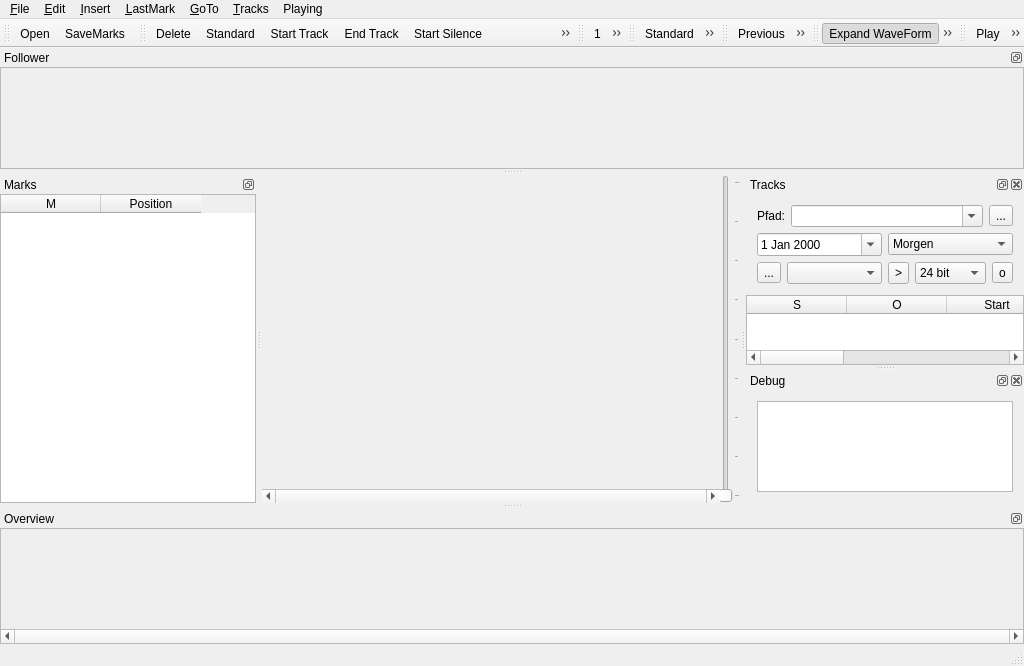
Before: the Qt Designer form mainwindow.ui in audioprog/RecMasterNCutter, drawn with Qt 5.
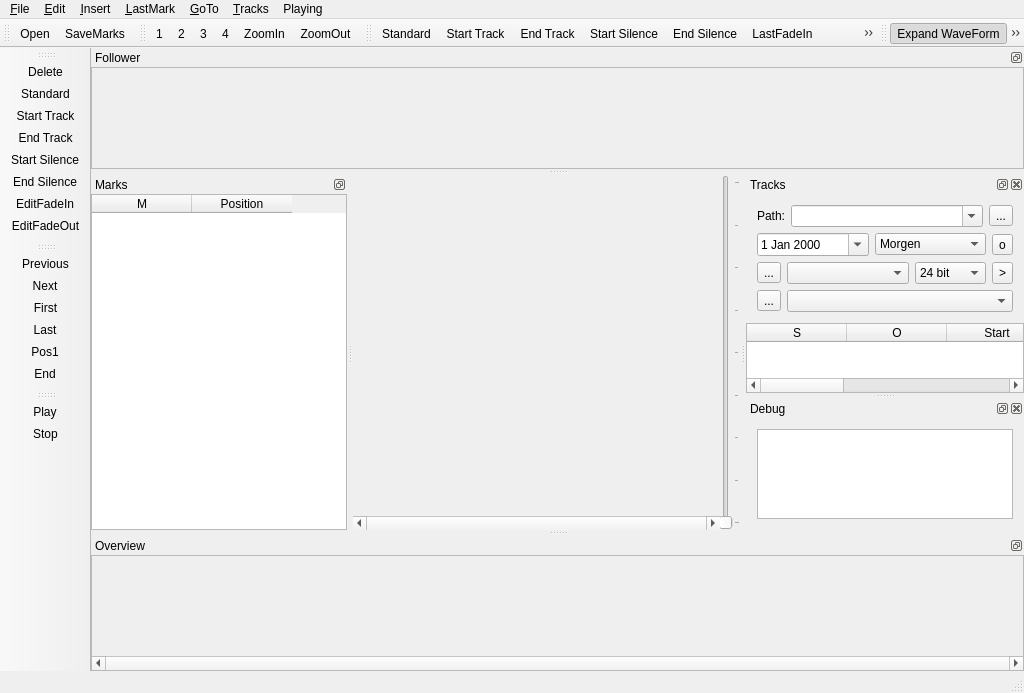
After: the same form once the commit is applied. Icons and pictures are not drawn. Custom widgets are drawn as their Qt base class.

Commit message: Audio Output Error Corrected State Icons Update Handling Corrected Some other Errors Fixed

Patch:
```diff
--- a/mainwindow.ui
+++ b/mainwindow.ui
@@ -7,7 +7,7 @@
     <x>0</x>
     <y>0</y>
     <width>1024</width>
-    <height>666</height>
+    <height>693</height>
    </rect>
   </property>
   <property name="windowTitle">
@@ -167,7 +167,7 @@
   </widget>
   <widget class="QToolBar" name="tbarEditMark">
    <attribute name="toolBarArea">
-    <enum>TopToolBarArea</enum>
+    <enum>LeftToolBarArea</enum>
    </attribute>
    <attribute name="toolBarBreak">
     <bool>false</bool>
@@ -248,7 +248,6 @@
    <addaction name="actionStandard_2"/>
    <addaction name="actionStandard_3"/>
    <addaction name="actionStandard_4"/>
-   <addaction name="actionAktuell"/>
    <addaction name="actionZoomIn"/>
    <addaction name="actionZoomOut"/>
   </widget>
@@ -387,7 +386,7 @@
     <string>Goto</string>
    </property>
    <attribute name="toolBarArea">
-    <enum>TopToolBarArea</enum>
+    <enum>LeftToolBarArea</enum>
    </attribute>
    <attribute name="toolBarBreak">
     <bool>false</bool>
@@ -428,7 +427,7 @@
              </sizepolicy>
             </property>
             <property name="text">
-             <string>Pfad:</string>
+             <string>Path:</string>
             </property>
            </widget>
           </item>
@@ -497,6 +496,13 @@
             </item>
            </widget>
           </item>
+          <item>
+           <widget class="QToolButton" name="btnOpen">
+            <property name="text">
+             <string>o</string>
+            </property>
+           </widget>
+          </item>
          </layout>
         </item>
         <item>
@@ -524,19 +530,6 @@
             </property>
            </widget>
           </item>
-          <item>
-           <widget class="QToolButton" name="btnStartRec">
-            <property name="sizePolicy">
-             <sizepolicy hsizetype="Fixed" vsizetype="Preferred">
-              <horstretch>0</horstretch>
-              <verstretch>0</verstretch>
-             </sizepolicy>
-            </property>
-            <property name="text">
-             <string>&gt;</string>
-            </property>
-           </widget>
-          </item>
           <item>
            <widget class="QComboBox" name="cboxSampleSize">
             <property name="currentIndex">
@@ -565,14 +558,34 @@
            </widget>
           </item>
           <item>
-           <widget class="QToolButton" name="btnOpen">
+           <widget class="QToolButton" name="btnStartRec">
+            <property name="sizePolicy">
+             <sizepolicy hsizetype="Fixed" vsizetype="Preferred">
+              <horstretch>0</horstretch>
+              <verstretch>0</verstretch>
+             </sizepolicy>
+            </property>
             <property name="text">
-             <string>o</string>
+             <string>&gt;</string>
             </property>
            </widget>
           </item>
          </layout>
         </item>
+        <item>
+         <layout class="QHBoxLayout" name="horizontalLayout_5">
+          <item>
+           <widget class="QToolButton" name="btbRereadOutput">
+            <property name="text">
+             <string>...</string>
+            </property>
+           </widget>
+          </item>
+          <item>
+           <widget class="QComboBox" name="cbxOutput"/>
+          </item>
+         </layout>
+        </item>
        </layout>
       </widget>
      </item>
@@ -649,7 +662,7 @@
     <string>toolBar</string>
    </property>
    <attribute name="toolBarArea">
-    <enum>TopToolBarArea</enum>
+    <enum>LeftToolBarArea</enum>
    </attribute>
    <attribute name="toolBarBreak">
     <bool>false</bool>
@@ -798,18 +811,6 @@
     <string>F3</string>
    </property>
   </action>
-  <action name="actionAktuell">
-   <property name="icon">
-    <iconset resource="icons.qrc">
-     <normaloff>:/symbols/AddAct</normaloff>:/symbols/AddAct</iconset>
-   </property>
-   <property name="text">
-    <string>&amp;Aktuell</string>
-   </property>
-   <property name="shortcut">
-    <string>F4</string>
-   </property>
-  </action>
   <action name="actionLastMarkStandard">
    <property name="icon">
     <iconset resource="icons.qrc">
@@ -1050,7 +1051,10 @@
      <normaloff>:/symbols/Add4</normaloff>:/symbols/Add4</iconset>
    </property>
    <property name="text">
-    <string>Standard 4</string>
+    <string>4</string>
+   </property>
+   <property name="shortcut">
+    <string>F4</string>
    </property>
   </action>
   <action name="actionRefresh">
```
Left out of the diff: 15 changed lines with no effect on the pictures. The commit also changes 16 other files.
